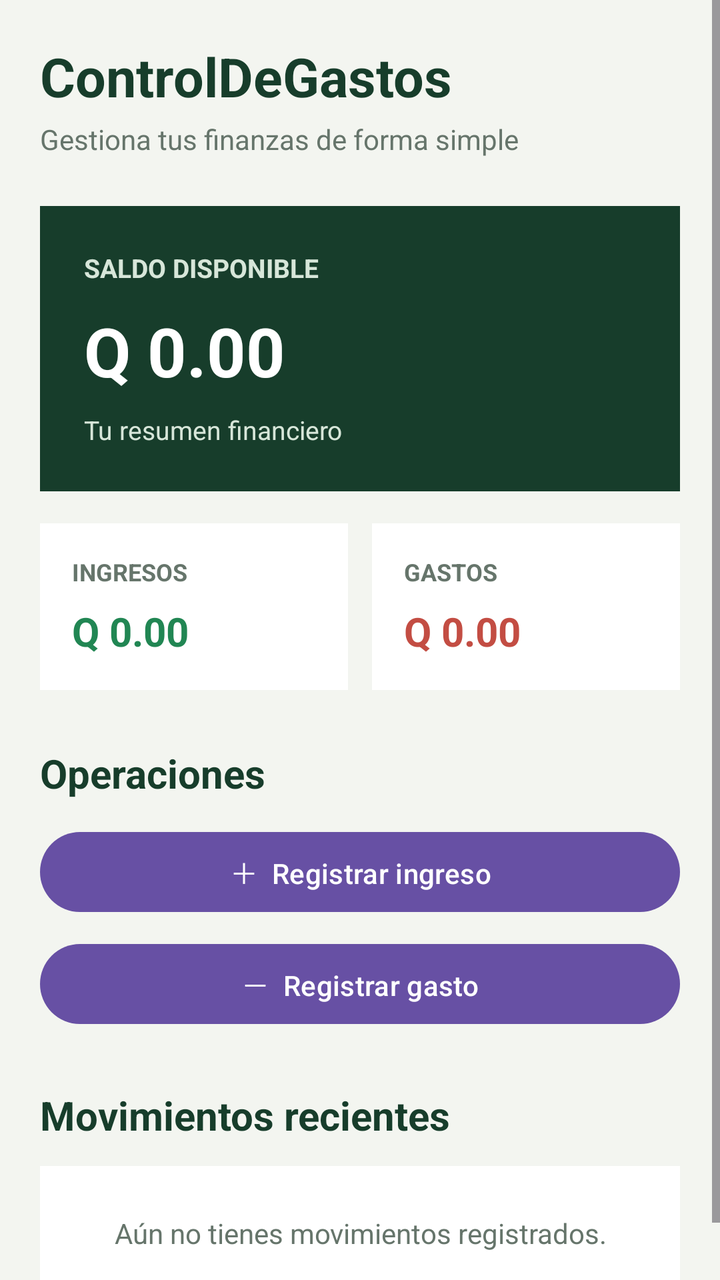
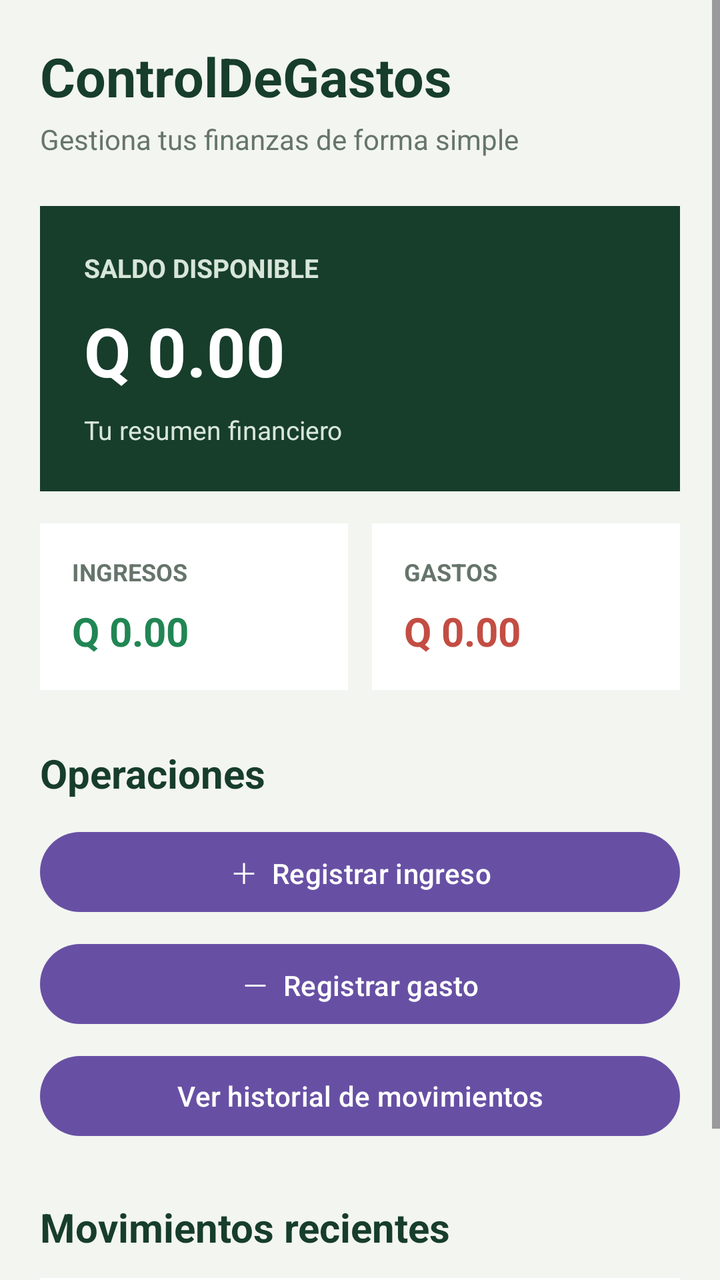

An Android layout rendered at two revisions. The XML below is the earlier revision; the diff shows what the commit changed to produce the second picture.
<!-- AndroidManifest.xml: application theme Theme.ControlDeGastos -->
<!-- res/layout/activity_main.xml -->
<?xml version="1.0" encoding="utf-8"?>
<ScrollView xmlns:android="http://schemas.android.com/apk/res/android"
    android:id="@+id/main"
    android:layout_width="match_parent"
    android:layout_height="match_parent"
    android:background="#F3F5F0"
    android:fillViewport="true">

    <LinearLayout
        android:layout_width="match_parent"
        android:layout_height="wrap_content"
        android:orientation="vertical"
        android:padding="20dp">

        
        <TextView
            android:layout_width="wrap_content"
            android:layout_height="wrap_content"
            android:text="ControlDeGastos"
            android:textColor="#173D2B"
            android:textSize="27sp"
            android:textStyle="bold" />

        <TextView
            android:layout_width="wrap_content"
            android:layout_height="wrap_content"
            android:layout_marginTop="4dp"
            android:text="Gestiona tus finanzas de forma simple"
            android:textColor="#66756B"
            android:textSize="14sp" />

        
        <LinearLayout
            android:layout_width="match_parent"
            android:layout_height="wrap_content"
            android:layout_marginTop="24dp"
            android:background="#173D2B"
            android:orientation="vertical"
            android:padding="22dp">

            <TextView
                android:layout_width="wrap_content"
                android:layout_height="wrap_content"
                android:text="SALDO DISPONIBLE"
                android:textColor="#D7E6D9"
                android:textSize="13sp"
                android:textStyle="bold" />

            <TextView
                android:id="@+id/tvSaldo"
                android:layout_width="wrap_content"
                android:layout_height="wrap_content"
                android:layout_marginTop="10dp"
                android:text="Q 0.00"
                android:textColor="#FFFFFF"
                android:textSize="34sp"
                android:textStyle="bold" />

            <TextView
                android:layout_width="wrap_content"
                android:layout_height="wrap_content"
                android:layout_marginTop="8dp"
                android:text="Tu resumen financiero"
                android:textColor="#D7E6D9"
                android:textSize="13sp" />

        </LinearLayout>

        
        <LinearLayout
            android:layout_width="match_parent"
            android:layout_height="wrap_content"
            android:layout_marginTop="16dp"
            android:orientation="horizontal">

            <LinearLayout
                android:layout_width="0dp"
                android:layout_height="wrap_content"
                android:layout_marginEnd="6dp"
                android:layout_weight="1"
                android:background="#FFFFFF"
                android:orientation="vertical"
                android:padding="16dp">

                <TextView
                    android:layout_width="wrap_content"
                    android:layout_height="wrap_content"
                    android:text="INGRESOS"
                    android:textColor="#66756B"
                    android:textSize="12sp"
                    android:textStyle="bold" />

                <TextView
                    android:id="@+id/tvIngresos"
                    android:layout_width="wrap_content"
                    android:layout_height="wrap_content"
                    android:layout_marginTop="8dp"
                    android:text="Q 0.00"
                    android:textColor="#218653"
                    android:textSize="20sp"
                    android:textStyle="bold" />

            </LinearLayout>

            <LinearLayout
                android:layout_width="0dp"
                android:layout_height="wrap_content"
                android:layout_marginStart="6dp"
                android:layout_weight="1"
                android:background="#FFFFFF"
                android:orientation="vertical"
                android:padding="16dp">

                <TextView
                    android:layout_width="wrap_content"
                    android:layout_height="wrap_content"
                    android:text="GASTOS"
                    android:textColor="#66756B"
                    android:textSize="12sp"
                    android:textStyle="bold" />

                <TextView
                    android:id="@+id/tvGastos"
                    android:layout_width="wrap_content"
                    android:layout_height="wrap_content"
                    android:layout_marginTop="8dp"
                    android:text="Q 0.00"
                    android:textColor="#C34D43"
                    android:textSize="20sp"
                    android:textStyle="bold" />

            </LinearLayout>

        </LinearLayout>

        
        <TextView
            android:layout_width="wrap_content"
            android:layout_height="wrap_content"
            android:layout_marginTop="28dp"
            android:text="Operaciones"
            android:textColor="#173D2B"
            android:textSize="20sp"
            android:textStyle="bold" />

        <Button
            android:id="@+id/btnIngreso"
            android:layout_width="match_parent"
            android:layout_height="wrap_content"
            android:layout_marginTop="12dp"
            android:text="＋  Registrar ingreso"
            android:textAllCaps="false" />

        <Button
            android:id="@+id/btnGasto"
            android:layout_width="match_parent"
            android:layout_height="wrap_content"
            android:layout_marginTop="8dp"
            android:text="－  Registrar gasto"
            android:textAllCaps="false" />

        
        <TextView
            android:layout_width="wrap_content"
            android:layout_height="wrap_content"
            android:layout_marginTop="28dp"
            android:text="Movimientos recientes"
            android:textColor="#173D2B"
            android:textSize="20sp"
            android:textStyle="bold" />

        
        <LinearLayout
            android:id="@+id/contenedorMovimientos"
            android:layout_width="match_parent"
            android:layout_height="wrap_content"
            android:layout_marginTop="12dp"
            android:orientation="vertical">

            <TextView
                android:id="@+id/tvMovimientosVacios"
                android:layout_width="match_parent"
                android:layout_height="wrap_content"
                android:background="#FFFFFF"
                android:gravity="center"
                android:padding="24dp"
                android:text="Aún no tienes movimientos registrados."
                android:textColor="#66756B"
                android:textSize="14sp" />

        </LinearLayout>

    </LinearLayout>

</ScrollView>
<!-- resources referenced by this layout -->
<resources>
  <style name="Theme.ControlDeGastos" parent="Base.Theme.ControlDeGastos" />
  <style name="Base.Theme.ControlDeGastos" parent="Theme.Material3.DayNight.NoActionBar">
          
          
      </style>
</resources>

<!-- the commit's change to res/layout/activity_main.xml (unified diff, before → after) -->
@@ -159,6 +159,15 @@
             android:text="－  Registrar gasto"
             android:textAllCaps="false" />
 
+        <Button
+            android:id="@+id/btnHistorial"
+            android:layout_width="match_parent"
+            android:layout_height="wrap_content"
+            android:layout_marginTop="8dp"
+            android:text="Ver historial de movimientos"
+            android:textAllCaps="false" />
+
+
         
         <TextView
             android:layout_width="wrap_content"
